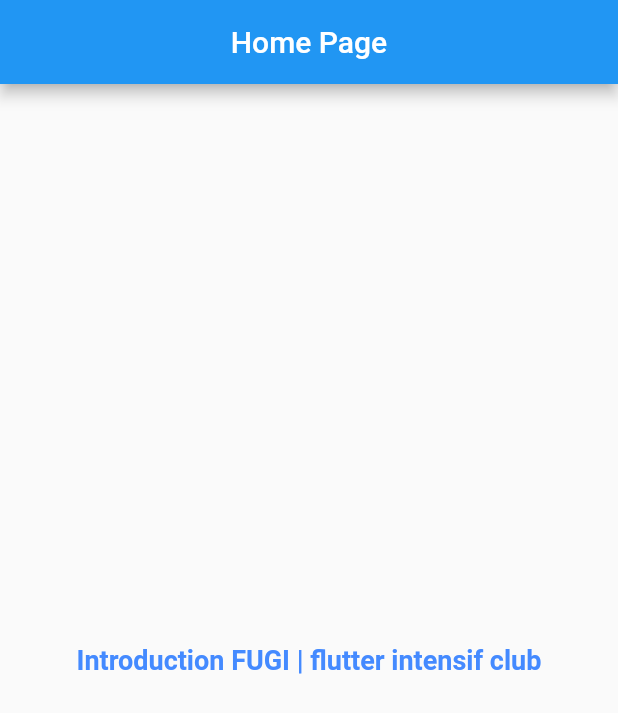
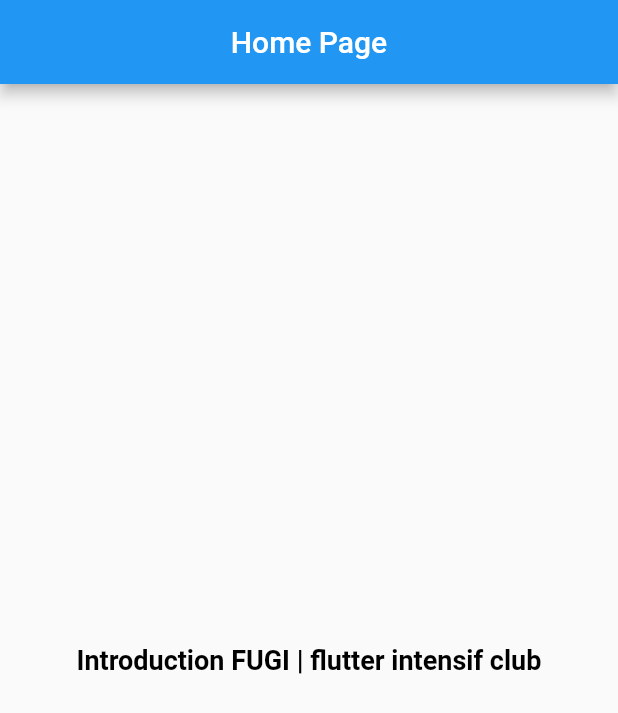
Before and after one commit to yusmnn/fugi_fic_introduction, a Flutter app: the screen it shows after launch, on a phone screen of 412 x 824 dp. Shown: the top 713 px of the screen. Run offline on Flutter 3.47's test engine with Material 2 defaults, Android fonts, the phone set to English and light mode, and no system bars.

Commit message:
update package & change color font

```diff
--- a/lib/home_page.dart
+++ b/lib/home_page.dart
@@ -16,7 +16,7 @@ class HomePage extends StatelessWidget {
         child: Text(
           "Introduction FUGI | flutter intensif club",
           style: TextStyle(
-            color: Colors.blueAccent,
+            color: Colors.black,
             fontSize: 18,
             fontWeight: FontWeight.bold,
           ),
```
